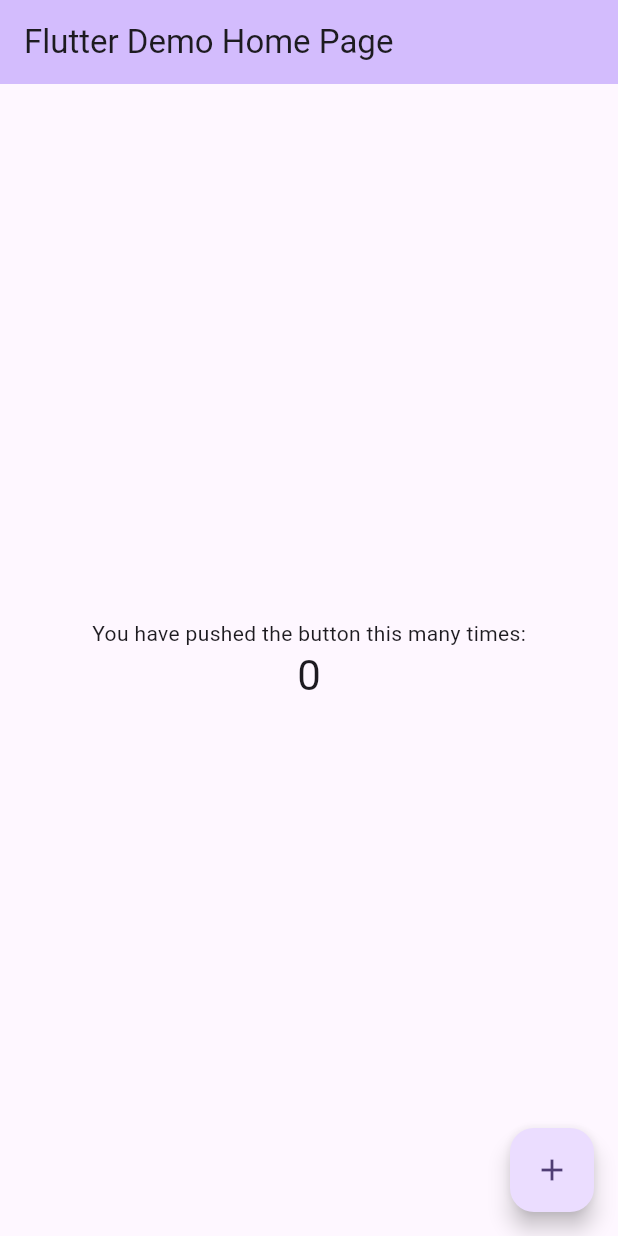
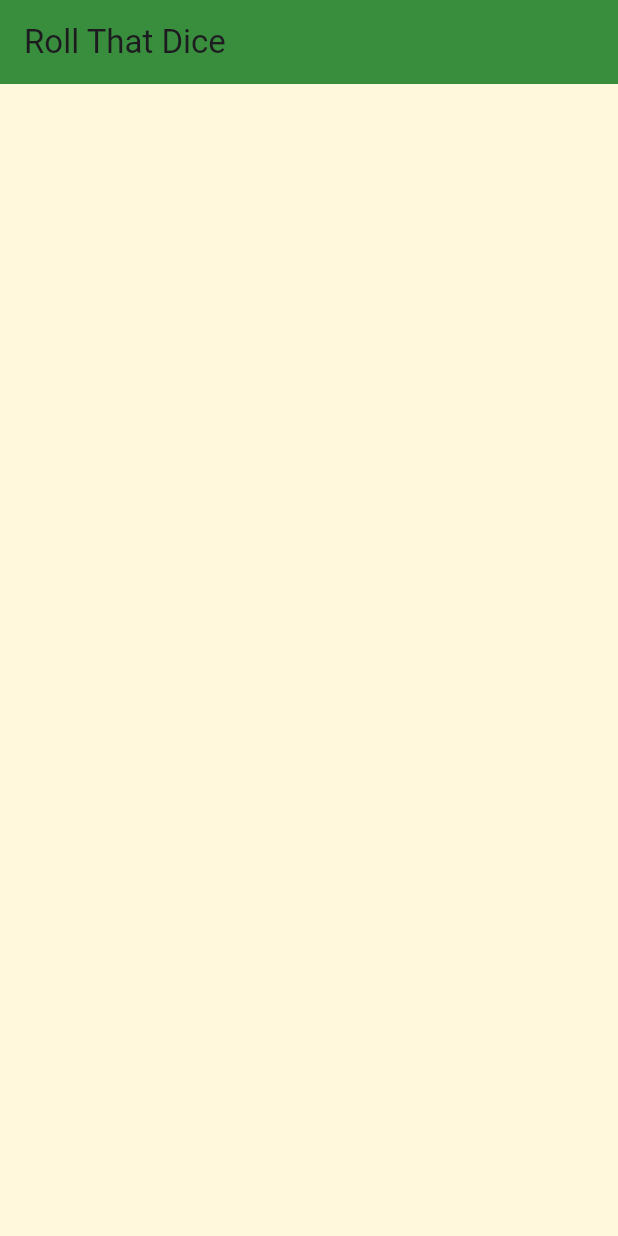
Before and after one commit to SayvIlahsiav/dice_app, a Flutter app: the screen it shows after launch, on a phone screen of 412 x 824 dp. Run offline on Flutter 3.47's test engine with Material 3 defaults, Android fonts, the phone set to English and light mode, and no system bars.

Commit message:
Updated background colors

```diff
--- a/lib/main.dart
+++ b/lib/main.dart
@@ -1,125 +1,24 @@
 import 'package:flutter/material.dart';
 
 void main() {
-  runApp(const MyApp());
+  return runApp(
+    MaterialApp(
+      home: Scaffold(
+        backgroundColor: const Color(0xFFFFF8DC),
+        appBar: AppBar(
+          title: const Text('Roll That Dice'),
+          backgroundColor: const Color(0xFF388E3C),
+        ),
+        body: DicePage(),
+      ),
+    ),
+  );
 }
 
-class MyApp extends StatelessWidget {
-  const MyApp({super.key});
-
+class DicePage extends StatelessWidget {
   // This widget is the root of your application.
   @override
   Widget build(BuildContext context) {
-    return MaterialApp(
-      title: 'Flutter Demo',
-      theme: ThemeData(
-        // This is the theme of your application.
-        //
-        // TRY THIS: Try running your application with "flutter run". You'll see
-        // the application has a purple toolbar. Then, without quitting the app,
-        // try changing the seedColor in the colorScheme below to Colors.green
-        // and then invoke "hot reload" (save your changes or press the "hot
-        // reload" button in a Flutter-supported IDE, or press "r" if you used
-        // the command line to start the app).
-        //
-        // Notice that the counter didn't reset back to zero; the application
-        // state is not lost during the reload. To reset the state, use hot
-        // restart instead.
-        //
-        // This works for code too, not just values: Most code changes can be
-        // tested with just a hot reload.
-        colorScheme: ColorScheme.fromSeed(seedColor: Colors.deepPurple),
-        useMaterial3: true,
-      ),
-      home: const MyHomePage(title: 'Flutter Demo Home Page'),
-    );
+    return Container();
   }
 }
-
-class MyHomePage extends StatefulWidget {
-  const MyHomePage({super.key, required this.title});
-
-  // This widget is the home page of your application. It is stateful, meaning
-  // that it has a State object (defined below) that contains fields that affect
-  // how it looks.
-
-  // This class is the configuration for the state. It holds the values (in this
-  // case the title) provided by the parent (in this case the App widget) and
-  // used by the build method of the State. Fields in a Widget subclass are
-  // always marked "final".
-
-  final String title;
-
-  @override
-  State<MyHomePage> createState() => _MyHomePageState();
-}
-
-class _MyHomePageState extends State<MyHomePage> {
-  int _counter = 0;
-
-  void _incrementCounter() {
-    setState(() {
-      // This call to setState tells the Flutter framework that something has
-      // changed in this State, which causes it to rerun the build method below
-      // so that the display can reflect the updated values. If we changed
-      // _counter without calling setState(), then the build method would not be
-      // called again, and so nothing would appear to happen.
-      _counter++;
-    });
-  }
-
-  @override
-  Widget build(BuildContext context) {
-    // This method is rerun every time setState is called, for instance as done
-    // by the _incrementCounter method above.
-    //
-    // The Flutter framework has been optimized to make rerunning build methods
-    // fast, so that you can just rebuild anything that needs updating rather
-    // than having to individually change instances of widgets.
-    return Scaffold(
-      appBar: AppBar(
-        // TRY THIS: Try changing the color here to a specific color (to
-        // Colors.amber, perhaps?) and trigger a hot reload to see the AppBar
-        // change color while the other colors stay the same.
-        backgroundColor: Theme.of(context).colorScheme.inversePrimary,
-        // Here we take the value from the MyHomePage object that was created by
-        // the App.build method, and use it to set our appbar title.
-        title: Text(widget.title),
-      ),
-      body: Center(
-        // Center is a layout widget. It takes a single child and positions it
-        // in the middle of the parent.
-        child: Column(
-          // Column is also a layout widget. It takes a list of children and
-          // arranges them vertically. By default, it sizes itself to fit its
-          // children horizontally, and tries to be as tall as its parent.
-          //
-          // Column has various properties to control how it sizes itself and
-          // how it positions its children. Here we use mainAxisAlignment to
-          // center the children vertically; the main axis here is the vertical
-          // axis because Columns are vertical (the cross axis would be
-          // horizontal).
-          //
-          // TRY THIS: Invoke "debug painting" (choose the "Toggle Debug Paint"
-          // action in the IDE, or press "p" in the console), to see the
-          // wireframe for each widget.
-          mainAxisAlignment: MainAxisAlignment.center,
-          children: <Widget>[
-            const Text(
-              'You have pushed the button this many times:',
-            ),
-            Text(
-              '$_counter',
-              style: Theme.of(context).textTheme.headlineMedium,
-            ),
-          ],
-        ),
-      ),
-      floatingActionButton: FloatingActionButton(
-        onPressed: _incrementCounter,
-        tooltip: 'Increment',
-        child: const Icon(Icons.add),
-      ), // This trailing comma makes auto-formatting nicer for build methods.
-    );
-  }
-}
--- a/pubspec.yaml
+++ b/pubspec.yaml
@@ -58,10 +58,8 @@ flutter:
   # the material Icons class.
   uses-material-design: true
 
-  # To add assets to your application, add an assets section, like this:
-  # assets:
-  #   - images/a_dot_burr.jpeg
-  #   - images/a_dot_ham.jpeg
+  assets:
+    - images/
 
   # An image asset can refer to one or more resolution-specific "variants", see
   # https://flutter.dev/assets-and-images/#resolution-aware
```
